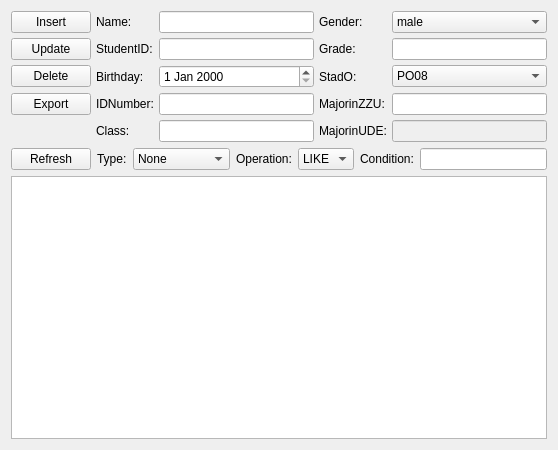
Qt form studenteditor.ui (jszhtian/StudentMgr) before a commit.
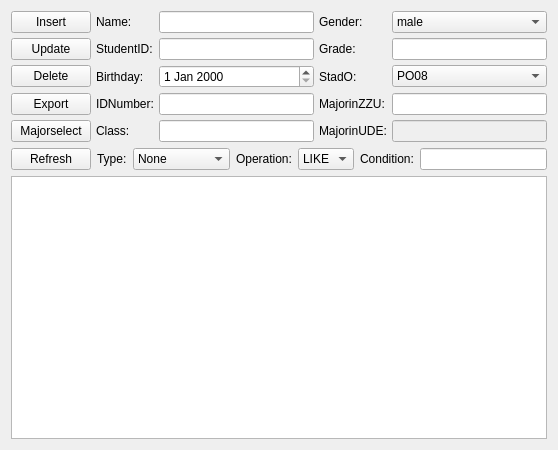
The same form after that commit.

Diff of the .ui file:
```diff
--- a/studenteditor.ui
+++ b/studenteditor.ui
@@ -173,6 +173,13 @@
        </property>
       </widget>
      </item>
+     <item row="4" column="0">
+      <widget class="QPushButton" name="MajorButton">
+       <property name="text">
+        <string>Majorselect</string>
+       </property>
+      </widget>
+     </item>
     </layout>
    </item>
    <item>
```
Left out of the diff: 3 changed lines with no effect on the pictures.
